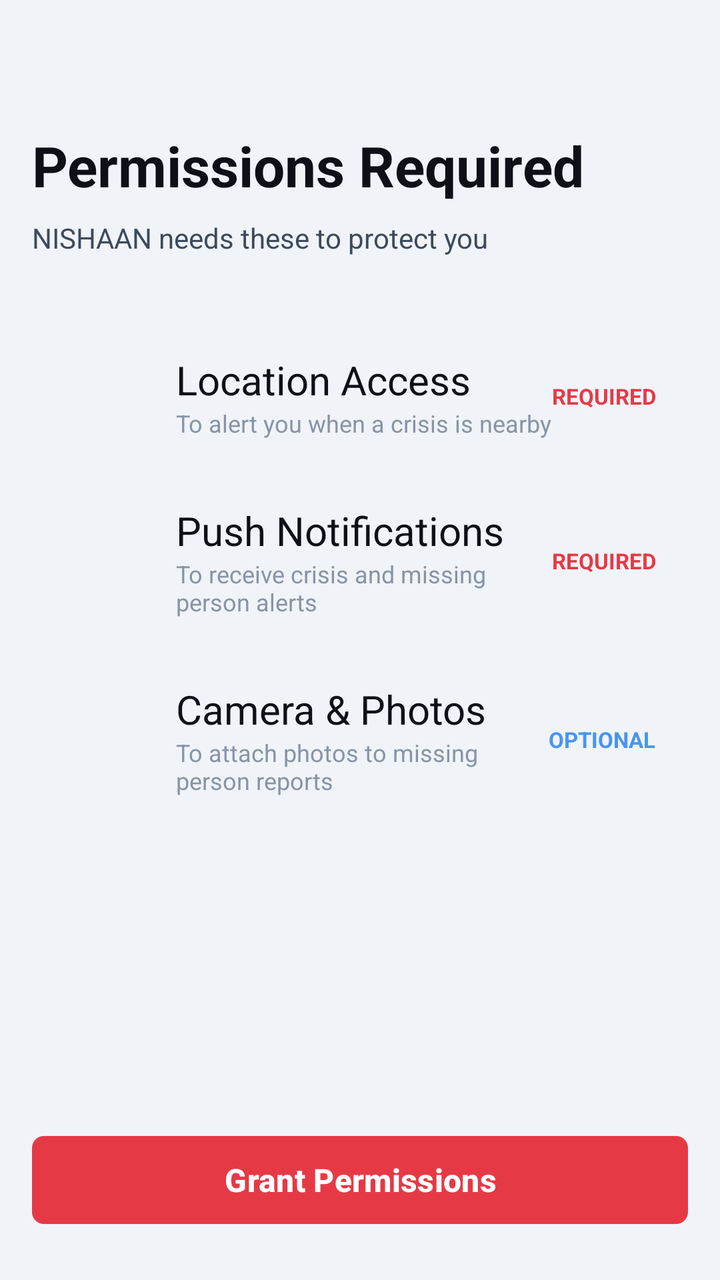
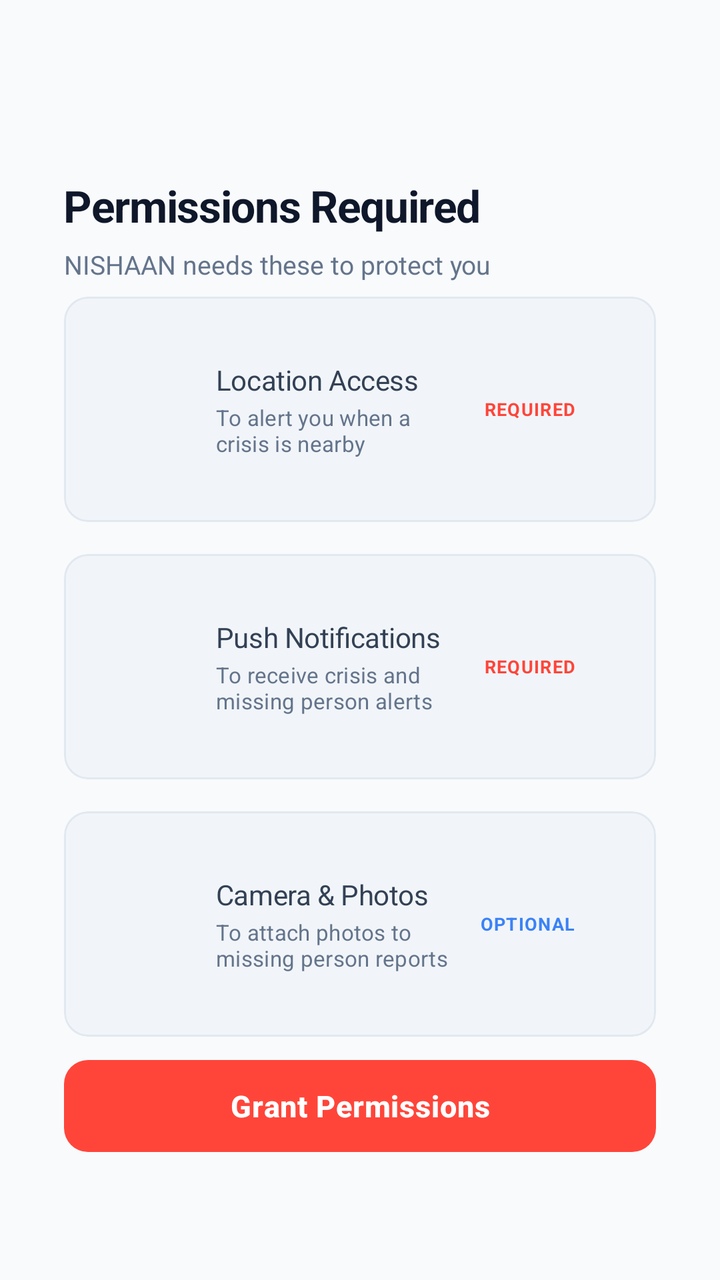

Before-and-after screenshots of an Android layout around one commit, followed by the original layout XML and the change that was made.
<!-- AndroidManifest.xml: application theme Theme.NISHAAN -->
<!-- res/layout/fragment_permissions.xml -->
<?xml version="1.0" encoding="utf-8"?>
<LinearLayout xmlns:android="http://schemas.android.com/apk/res/android"
    android:layout_width="match_parent"
    android:layout_height="match_parent"
    android:background="?attr/android:colorBackground"
    android:orientation="vertical"
    android:padding="@dimen/spacing_md">

    <TextView
        android:layout_width="match_parent"
        android:layout_height="wrap_content"
        android:layout_marginTop="@dimen/spacing_xxl"
        android:text="@string/permissions_title"
        style="@style/TextDisplay" />

    <TextView
        android:layout_width="match_parent"
        android:layout_height="wrap_content"
        android:layout_marginTop="@dimen/spacing_sm"
        android:text="@string/permissions_subtitle"
        style="@style/TextBodyMedium" />

    <LinearLayout
        android:layout_width="match_parent"
        android:layout_height="0dp"
        android:layout_weight="1"
        android:orientation="vertical"
        android:paddingTop="@dimen/spacing_xl">

        
        <LinearLayout
            android:layout_width="match_parent"
            android:layout_height="wrap_content"
            android:gravity="center_vertical"
            android:padding="@dimen/spacing_md">
            <ImageView
                android:id="@+id/iconLocation"
                android:layout_width="@dimen/dimen_icon_large"
                android:layout_height="@dimen/dimen_icon_large"
                android:layout_marginEnd="@dimen/spacing_md"
                android:contentDescription="@string/permission_location_label" />
            <LinearLayout
                android:layout_width="0dp"
                android:layout_height="wrap_content"
                android:layout_weight="1"
                android:orientation="vertical">
                <TextView
                    android:layout_width="wrap_content"
                    android:layout_height="wrap_content"
                    android:text="@string/permission_location_label"
                    style="@style/TextHeadline" />
                <TextView
                    android:layout_width="wrap_content"
                    android:layout_height="wrap_content"
                    android:text="@string/permission_location_desc"
                    style="@style/TextCaption" />
            </LinearLayout>
            <TextView
                android:id="@+id/statusLocation"
                android:layout_width="wrap_content"
                android:layout_height="wrap_content"
                android:text="@string/permission_required"
                style="@style/TextBadge"
                android:textColor="@color/color_primary" />
        </LinearLayout>

        
        <LinearLayout
            android:layout_width="match_parent"
            android:layout_height="wrap_content"
            android:gravity="center_vertical"
            android:padding="@dimen/spacing_md">
            <ImageView
                android:id="@+id/iconNotification"
                android:layout_width="@dimen/dimen_icon_large"
                android:layout_height="@dimen/dimen_icon_large"
                android:layout_marginEnd="@dimen/spacing_md"
                android:contentDescription="@string/permission_notification_label" />
            <LinearLayout
                android:layout_width="0dp"
                android:layout_height="wrap_content"
                android:layout_weight="1"
                android:orientation="vertical">
                <TextView
                    android:layout_width="wrap_content"
                    android:layout_height="wrap_content"
                    android:text="@string/permission_notification_label"
                    style="@style/TextHeadline" />
                <TextView
                    android:layout_width="wrap_content"
                    android:layout_height="wrap_content"
                    android:text="@string/permission_notification_desc"
                    style="@style/TextCaption" />
            </LinearLayout>
            <TextView
                android:id="@+id/statusNotification"
                android:layout_width="wrap_content"
                android:layout_height="wrap_content"
                android:text="@string/permission_required"
                style="@style/TextBadge"
                android:textColor="@color/color_primary" />
        </LinearLayout>

        
        <LinearLayout
            android:layout_width="match_parent"
            android:layout_height="wrap_content"
            android:gravity="center_vertical"
            android:padding="@dimen/spacing_md">
            <ImageView
                android:id="@+id/iconCamera"
                android:layout_width="@dimen/dimen_icon_large"
                android:layout_height="@dimen/dimen_icon_large"
                android:layout_marginEnd="@dimen/spacing_md"
                android:contentDescription="@string/permission_camera_label" />
            <LinearLayout
                android:layout_width="0dp"
                android:layout_height="wrap_content"
                android:layout_weight="1"
                android:orientation="vertical">
                <TextView
                    android:layout_width="wrap_content"
                    android:layout_height="wrap_content"
                    android:text="@string/permission_camera_label"
                    style="@style/TextHeadline" />
                <TextView
                    android:layout_width="wrap_content"
                    android:layout_height="wrap_content"
                    android:text="@string/permission_camera_desc"
                    style="@style/TextCaption" />
            </LinearLayout>
            <TextView
                android:id="@+id/statusCamera"
                android:layout_width="wrap_content"
                android:layout_height="wrap_content"
                android:text="@string/permission_optional"
                style="@style/TextBadge"
                android:textColor="@color/color_accent_info" />
        </LinearLayout>
    </LinearLayout>

    <com.google.android.material.button.MaterialButton
        android:id="@+id/btnGrant"
        style="@style/PrimaryButton"
        android:layout_width="match_parent"
        android:layout_height="wrap_content"
        android:layout_marginBottom="@dimen/spacing_sm"
        android:text="@string/btn_grant_permissions" />

    <com.google.android.material.button.MaterialButton
        android:id="@+id/btnSkipCamera"
        style="@style/TextButton"
        android:layout_width="match_parent"
        android:layout_height="wrap_content"
        android:layout_marginBottom="@dimen/spacing_lg"
        android:text="@string/btn_skip_camera"
        android:visibility="gone" />
</LinearLayout>
<!-- resources referenced by this layout -->
<resources>
  <color name="color_accent_info">#4895EF</color>
  <color name="color_primary">#E63946</color>
  <dimen name="dimen_icon_large">40dp</dimen>
  <dimen name="spacing_lg">24dp</dimen>
  <dimen name="spacing_md">16dp</dimen>
  <dimen name="spacing_sm">8dp</dimen>
  <dimen name="spacing_xl">32dp</dimen>
  <dimen name="spacing_xxl">48dp</dimen>
  <string name="btn_grant_permissions">Grant Permissions</string>
  <string name="btn_skip_camera">Skip Camera</string>
  <string name="permission_camera_label">Camera &amp; Photos</string>
  <string name="permission_location_label">Location Access</string>
  <string name="permission_notification_label">Push Notifications</string>
  <string name="permission_optional">Optional</string>
  <string name="permission_required">Required</string>
  <string name="permissions_title">Permissions Required</string>
  <style name="PrimaryButton" parent="Widget.Material3.Button">
          <item name="backgroundTint">@color/color_primary</item>
          <item name="android:textColor">@color/white</item>
          <item name="android:textSize">16sp</item>
          <item name="android:textStyle">bold</item>
          <item name="cornerRadius">@dimen/dimen_button_corner_radius</item>
          <item name="android:minHeight">@dimen/dimen_button_height</item>
          <item name="elevation">0dp</item>
      </style>
  <style name="TextBadge">
          <item name="android:textSize">11sp</item>
          <item name="android:textStyle">bold</item>
          <item name="android:textAllCaps">true</item>
      </style>
  <style name="TextBodyMedium">
          <item name="android:textSize">14sp</item>
          <item name="android:textColor">?attr/colorOnSurface</item>
      </style>
  <style name="TextButton" parent="Widget.Material3.Button.TextButton">
          <item name="android:textColor">@color/color_accent_info</item>
      </style>
  <style name="TextCaption">
          <item name="android:textSize">12sp</item>
          <item name="android:textColor">?attr/colorOnSurfaceVariant</item>
      </style>
  <style name="TextDisplay">
          <item name="android:textSize">28sp</item>
          <item name="android:textStyle">bold</item>
          <item name="android:textColor">?attr/colorOnBackground</item>
      </style>
  <style name="TextHeadline">
          <item name="android:textSize">20sp</item>
          <item name="android:textFontWeight">600</item>
          <item name="android:textColor">?attr/colorOnBackground</item>
      </style>
  <color name="white">#FFFFFFFF</color>
  <dimen name="dimen_button_corner_radius">6dp</dimen>
  <dimen name="dimen_button_height">52dp</dimen>
  <color name="color_primary_light">#C1121F</color>
  <color name="color_background_light">#F0F4F8</color>
  <color name="color_on_background_light">#0D1117</color>
  <color name="color_surface_light">#FFFFFF</color>
  <color name="color_on_surface_light">#3D4A5C</color>
  <color name="color_surface_variant_light">#E8ECF0</color>
  <color name="color_on_surface_muted_light">#8894A6</color>
  <color name="color_divider_light">#D4DAE2</color>
  <!-- unchanged entries left out for length: 6 -->
</resources>

<!-- the commit's change to res/layout/fragment_permissions.xml (unified diff, before → after) -->
@@ -1,23 +1,29 @@
 <?xml version="1.0" encoding="utf-8"?>
 <LinearLayout xmlns:android="http://schemas.android.com/apk/res/android"
+    xmlns:app="http://schemas.android.com/apk/res-auto"
     android:layout_width="match_parent"
     android:layout_height="match_parent"
     android:background="?attr/android:colorBackground"
     android:orientation="vertical"
-    android:padding="@dimen/spacing_md">
+    android:paddingHorizontal="@dimen/spacing_xl"
+    android:paddingVertical="@dimen/spacing_xxl">
 
     <TextView
         android:layout_width="match_parent"
         android:layout_height="wrap_content"
-        android:layout_marginTop="@dimen/spacing_xxl"
+        android:layout_marginTop="40dp"
         android:text="@string/permissions_title"
+        android:textSize="22sp"
+        android:letterSpacing="-0.02"
         style="@style/TextDisplay" />
 
     <TextView
         android:layout_width="match_parent"
         android:layout_height="wrap_content"
-        android:layout_marginTop="@dimen/spacing_sm"
+        android:layout_marginTop="6dp"
         android:text="@string/permissions_subtitle"
+        android:textColor="?attr/colorOnSurfaceVariant"
+        android:textSize="13sp"
         style="@style/TextBodyMedium" />
 
     <LinearLayout
@@ -25,118 +31,192 @@
         android:layout_height="0dp"
         android:layout_weight="1"
         android:orientation="vertical"
-        android:paddingTop="@dimen/spacing_xl">
+        android:gravity="center_vertical">
 
         
-        <LinearLayout
+        <com.google.android.material.card.MaterialCardView
+            style="@style/NishaanCard"
             android:layout_width="match_parent"
             android:layout_height="wrap_content"
-            android:gravity="center_vertical"
-            android:padding="@dimen/spacing_md">
-            <ImageView
-                android:id="@+id/iconLocation"
-                android:layout_width="@dimen/dimen_icon_large"
-                android:layout_height="@dimen/dimen_icon_large"
-                android:layout_marginEnd="@dimen/spacing_md"
-                android:contentDescription="@string/permission_location_label" />
+            android:layout_marginBottom="@dimen/spacing_md"
+            app:cardCornerRadius="12dp"
+            app:strokeWidth="1dp"
+            app:strokeColor="?attr/colorOutlineVariant"
+            app:cardElevation="0dp">
+
             <LinearLayout
-                android:layout_width="0dp"
+                android:layout_width="match_parent"
                 android:layout_height="wrap_content"
-                android:layout_weight="1"
-                android:orientation="vertical">
+                android:gravity="center_vertical"
+                android:orientation="horizontal"
+                android:padding="@dimen/spacing_md">
+
+                <ImageView
+                    android:id="@+id/iconLocation"
+                    android:layout_width="28dp"
+                    android:layout_height="28dp"
+                    android:layout_marginEnd="@dimen/spacing_md"
+                    app:tint="?attr/colorPrimary"
+                    android:contentDescription="@string/permission_location_label" />
+
+                <LinearLayout
+                    android:layout_width="0dp"
+                    android:layout_height="wrap_content"
+                    android:layout_weight="1"
+                    android:orientation="vertical">
+                    <TextView
+                        android:layout_width="wrap_content"
+                        android:layout_height="wrap_content"
+                        android:text="@string/permission_location_label"
+                        android:textSize="14sp"
+                        android:textStyle="bold"
+                        android:textColor="?attr/colorOnSurface"
+                        style="@style/TextHeadline" />
+                    <TextView
+                        android:layout_width="wrap_content"
+                        android:layout_height="wrap_content"
+                        android:layout_marginTop="2dp"
+                        android:text="@string/permission_location_desc"
+                        android:textColor="?attr/colorOnSurfaceVariant"
+                        android:textSize="11sp"
+                        style="@style/TextCaption" />
+                </LinearLayout>
+
                 <TextView
+                    android:id="@+id/statusLocation"
                     android:layout_width="wrap_content"
                     android:layout_height="wrap_content"
-                    android:text="@string/permission_location_label"
-                    style="@style/TextHeadline" />
-                <TextView
-                    android:layout_width="wrap_content"
-                    android:layout_height="wrap_content"
-                    android:text="@string/permission_location_desc"
-                    style="@style/TextCaption" />
+                    android:text="@string/permission_required"
+                    android:textSize="9sp"
+                    android:paddingHorizontal="8dp"
+                    android:paddingVertical="3dp"
+                    style="@style/TextBadge"
+                    android:textColor="@color/color_primary" />
             </LinearLayout>
-            <TextView
-                android:id="@+id/statusLocation"
-                android:layout_width="wrap_content"
-                android:layout_height="wrap_content"
-                android:text="@string/permission_required"
-                style="@style/TextBadge"
-                android:textColor="@color/color_primary" />
-        </LinearLayout>
+        </com.google.android.material.card.MaterialCardView>
 
         
-        <LinearLayout
+        <com.google.android.material.card.MaterialCardView
+            style="@style/NishaanCard"
             android:layout_width="match_parent"
             android:layout_height="wrap_content"
-            android:gravity="center_vertical"
-            android:padding="@dimen/spacing_md">
-            <ImageView
-                android:id="@+id/iconNotification"
-                android:layout_width="@dimen/dimen_icon_large"
-                android:layout_height="@dimen/dimen_icon_large"
-                android:layout_marginEnd="@dimen/spacing_md"
-                android:contentDescription="@string/permission_notification_label" />
+            android:layout_marginBottom="@dimen/spacing_md"
+            app:cardCornerRadius="12dp"
+            app:strokeWidth="1dp"
+            app:strokeColor="?attr/colorOutlineVariant"
+            app:cardElevation="0dp">
+
             <LinearLayout
-                android:layout_width="0dp"
+                android:layout_width="match_parent"
                 android:layout_height="wrap_content"
-                android:layout_weight="1"
-                android:orientation="vertical">
+                android:gravity="center_vertical"
+                android:orientation="horizontal"
+                android:padding="@dimen/spacing_md">
+
+                <ImageView
+                    android:id="@+id/iconNotification"
+                    android:layout_width="28dp"
+                    android:layout_height="28dp"
+                    android:layout_marginEnd="@dimen/spacing_md"
+                    app:tint="?attr/colorPrimary"
+                    android:contentDescription="@string/permission_notification_label" />
+
+                <LinearLayout
+                    android:layout_width="0dp"
+                    android:layout_height="wrap_content"
+                    android:layout_weight="1"
+                    android:orientation="vertical">
+                    <TextView
+                        android:layout_width="wrap_content"
+                        android:layout_height="wrap_content"
+                        android:text="@string/permission_notification_label"
+                        android:textSize="14sp"
+                        android:textStyle="bold"
+                        android:textColor="?attr/colorOnSurface"
+                        style="@style/TextHeadline" />
+                    <TextView
+                        android:layout_width="wrap_content"
+                        android:layout_height="wrap_content"
+                        android:layout_marginTop="2dp"
+                        android:text="@string/permission_notification_desc"
+                        android:textColor="?attr/colorOnSurfaceVariant"
+                        android:textSize="11sp"
+                        style="@style/TextCaption" />
+                </LinearLayout>
+
                 <TextView
+                    android:id="@+id/statusNotification"
                     android:layout_width="wrap_content"
                     android:layout_height="wrap_content"
-                    android:text="@string/permission_notification_label"
-                    style="@style/TextHeadline" />
-                <TextView
-                    android:layout_width="wrap_content"
-                    android:layout_height="wrap_content"
-                    android:text="@string/permission_notification_desc"
-                    style="@style/TextCaption" />
+                    android:text="@string/permission_required"
+                    android:textSize="9sp"
+                    android:paddingHorizontal="8dp"
+                    android:paddingVertical="3dp"
+                    style="@style/TextBadge"
+                    android:textColor="@color/color_primary" />
             </LinearLayout>
-            <TextView
-                android:id="@+id/statusNotification"
-                android:layout_width="wrap_content"
-                android:layout_height="wrap_content"
-                android:text="@string/permission_required"
-                style="@style/TextBadge"
-                android:textColor="@color/color_primary" />
-        </LinearLayout>
+        </com.google.android.material.card.MaterialCardView>
 
         
-        <LinearLayout
+        <com.google.android.material.card.MaterialCardView
+            style="@style/NishaanCard"
             android:layout_width="match_parent"
             android:layout_height="wrap_content"
-            android:gravity="center_vertical"
-            android:padding="@dimen/spacing_md">
-            <ImageView
-                android:id="@+id/iconCamera"
-                android:layout_width="@dimen/dimen_icon_large"
-                android:layout_height="@dimen/dimen_icon_large"
-                android:layout_marginEnd="@dimen/spacing_md"
-                android:contentDescription="@string/permission_camera_label" />
+            app:cardCornerRadius="12dp"
+            app:strokeWidth="1dp"
+            app:strokeColor="?attr/colorOutlineVariant"
+            app:cardElevation="0dp">
+
             <LinearLayout
-                android:layout_width="0dp"
+                android:layout_width="match_parent"
                 android:layout_height="wrap_content"
-                android:layout_weight="1"
-                android:orientation="vertical">
+                android:gravity="center_vertical"
+                android:orientation="horizontal"
+                android:padding="@dimen/spacing_md">
+
+                <ImageView
+                    android:id="@+id/iconCamera"
+                    android:layout_width="28dp"
+                    android:layout_height="28dp"
+                    android:layout_marginEnd="@dimen/spacing_md"
+                    app:tint="?attr/colorPrimary"
+                    android:contentDescription="@string/permission_camera_label" />
+
+                <LinearLayout
+                    android:layout_width="0dp"
+                    android:layout_height="wrap_content"
+                    android:layout_weight="1"
+                    android:orientation="vertical">
+                    <TextView
+                        android:layout_width="wrap_content"
+                        android:layout_height="wrap_content"
+                        android:text="@string/permission_camera_label"
+                        android:textSize="14sp"
+                        android:textStyle="bold"
+                        android:textColor="?attr/colorOnSurface"
+                        style="@style/TextHeadline" />
+                    <TextView
+                        android:layout_width="wrap_content"
+                        android:layout_height="wrap_content"
+                        android:layout_marginTop="2dp"
+                        android:text="@string/permission_camera_desc"
+                        android:textColor="?attr/colorOnSurfaceVariant"
+                        android:textSize="11sp"
+                        style="@style/TextCaption" />
+                </LinearLayout>
+
                 <TextView
+                    android:id="@+id/statusCamera"
                     android:layout_width="wrap_content"
                     android:layout_height="wrap_content"
-                    android:text="@string/permission_camera_label"
-                    style="@style/TextHeadline" />
-                <TextView
-                    android:layout_width="wrap_content"
-                    android:layout_height="wrap_content"
-                    android:text="@string/permission_camera_desc"
-                    style="@style/TextCaption" />
+                    android:text="@string/permission_optional"
+                    android:textSize="9sp"
+                    android:paddingHorizontal="8dp"
+                    android:paddingVertical="3dp"
+                    style="@style/TextBadge"
+                    android:textColor="@color/color_accent_info" />
             </LinearLayout>
-            <TextView
-                android:id="@+id/statusCamera"
-                android:layout_width="wrap_content"
-                android:layout_height="wrap_content"
-                android:text="@string/permission_optional"
-                style="@style/TextBadge"
-                android:textColor="@color/color_accent_info" />
-        </LinearLayout>
+        </com.google.android.material.card.MaterialCardView>
     </LinearLayout>
 
     <com.google.android.material.button.MaterialButton
@@ -144,7 +224,7 @@
         style="@style/PrimaryButton"
         android:layout_width="match_parent"
         android:layout_height="wrap_content"
-        android:layout_marginBottom="@dimen/spacing_sm"
+        android:layout_marginBottom="12dp"
         android:text="@string/btn_grant_permissions" />
 
     <com.google.android.material.button.MaterialButton
@@ -152,7 +232,7 @@
         style="@style/TextButton"
         android:layout_width="match_parent"
         android:layout_height="wrap_content"
-        android:layout_marginBottom="@dimen/spacing_lg"
+        android:layout_marginBottom="20dp"
         android:text="@string/btn_skip_camera"
         android:visibility="gone" />
 </LinearLayout>
<!-- resource entries referenced after the edit -->
@@ -1,11 +1,8 @@
 <!-- resources referenced by this layout -->
 <resources>
-  <color name="color_accent_info">#4895EF</color>
-  <color name="color_primary">#E63946</color>
-  <dimen name="dimen_icon_large">40dp</dimen>
-  <dimen name="spacing_lg">24dp</dimen>
+  <color name="color_accent_info">#3B82F6</color>
+  <color name="color_primary">#FF453A</color>
   <dimen name="spacing_md">16dp</dimen>
-  <dimen name="spacing_sm">8dp</dimen>
   <dimen name="spacing_xl">32dp</dimen>
   <dimen name="spacing_xxl">48dp</dimen>
   <string name="btn_grant_permissions">Grant Permissions</string>
@@ -16,52 +13,71 @@
   <string name="permission_optional">Optional</string>
   <string name="permission_required">Required</string>
   <string name="permissions_title">Permissions Required</string>
+  <style name="NishaanCard" parent="Widget.Material3.CardView.Filled">
+          <item name="cardBackgroundColor">?attr/colorSurfaceVariant</item>
+          <item name="cardCornerRadius">@dimen/dimen_card_corner_radius</item>
+          <item name="cardElevation">0dp</item>
+          <item name="strokeWidth">@dimen/dimen_card_stroke_width</item>
+          <item name="strokeColor">?attr/colorOutlineVariant</item>
+          <item name="contentPadding">@dimen/dimen_card_padding</item>
+      </style>
   <style name="PrimaryButton" parent="Widget.Material3.Button">
           <item name="backgroundTint">@color/color_primary</item>
           <item name="android:textColor">@color/white</item>
-          <item name="android:textSize">16sp</item>
+          <item name="android:textSize">15sp</item>
           <item name="android:textStyle">bold</item>
           <item name="cornerRadius">@dimen/dimen_button_corner_radius</item>
           <item name="android:minHeight">@dimen/dimen_button_height</item>
+          <item name="android:letterSpacing">0.02</item>
           <item name="elevation">0dp</item>
       </style>
   <style name="TextBadge">
-          <item name="android:textSize">11sp</item>
+          <item name="android:textSize">10sp</item>
           <item name="android:textStyle">bold</item>
           <item name="android:textAllCaps">true</item>
+          <item name="android:letterSpacing">0.05</item>
       </style>
   <style name="TextBodyMedium">
           <item name="android:textSize">14sp</item>
           <item name="android:textColor">?attr/colorOnSurface</item>
+          <item name="android:letterSpacing">0.0</item>
       </style>
   <style name="TextButton" parent="Widget.Material3.Button.TextButton">
           <item name="android:textColor">@color/color_accent_info</item>
+          <item name="android:textSize">14sp</item>
+          <item name="android:textStyle">bold</item>
       </style>
   <style name="TextCaption">
           <item name="android:textSize">12sp</item>
           <item name="android:textColor">?attr/colorOnSurfaceVariant</item>
+          <item name="android:letterSpacing">0.01</item>
       </style>
   <style name="TextDisplay">
-          <item name="android:textSize">28sp</item>
+          <item name="android:textSize">30sp</item>
           <item name="android:textStyle">bold</item>
           <item name="android:textColor">?attr/colorOnBackground</item>
+          <item name="android:letterSpacing">-0.02</item>
       </style>
   <style name="TextHeadline">
-          <item name="android:textSize">20sp</item>
+          <item name="android:textSize">18sp</item>
           <item name="android:textFontWeight">600</item>
           <item name="android:textColor">?attr/colorOnBackground</item>
+          <item name="android:letterSpacing">-0.01</item>
       </style>
+  <dimen name="dimen_card_corner_radius">12dp</dimen>
+  <dimen name="dimen_card_stroke_width">1dp</dimen>
+  <dimen name="dimen_card_padding">16dp</dimen>
   <color name="white">#FFFFFFFF</color>
-  <dimen name="dimen_button_corner_radius">6dp</dimen>
-  <dimen name="dimen_button_height">52dp</dimen>
-  <color name="color_primary_light">#C1121F</color>
-  <color name="color_background_light">#F0F4F8</color>
-  <color name="color_on_background_light">#0D1117</color>
+  <dimen name="dimen_button_corner_radius">12dp</dimen>
+  <dimen name="dimen_button_height">54dp</dimen>
+  <color name="color_primary_light">#D9382F</color>
+  <color name="color_background_light">#F8FAFC</color>
+  <color name="color_on_background_light">#0F172A</color>
   <color name="color_surface_light">#FFFFFF</color>
-  <color name="color_on_surface_light">#3D4A5C</color>
-  <color name="color_surface_variant_light">#E8ECF0</color>
-  <color name="color_on_surface_muted_light">#8894A6</color>
-  <color name="color_divider_light">#D4DAE2</color>
+  <color name="color_on_surface_light">#334155</color>
+  <color name="color_surface_variant_light">#F1F5F9</color>
+  <color name="color_on_surface_muted_light">#64748B</color>
+  <color name="color_divider_light">#E2E8F0</color>
   <!-- unchanged entries left out for length: 6 -->
 </resources>
 
